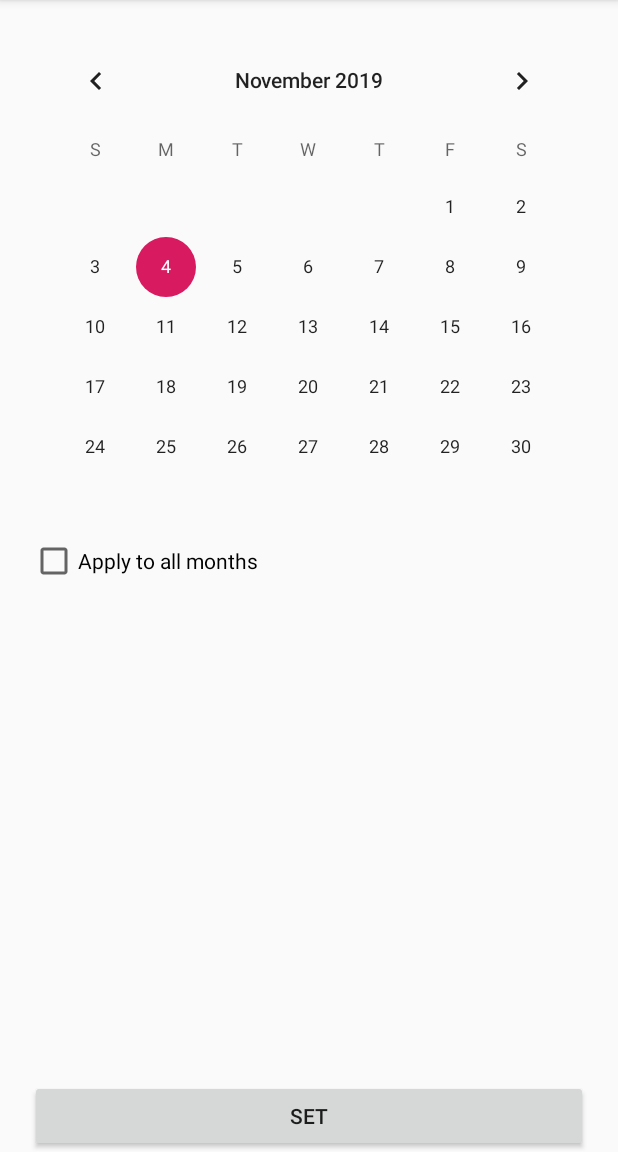
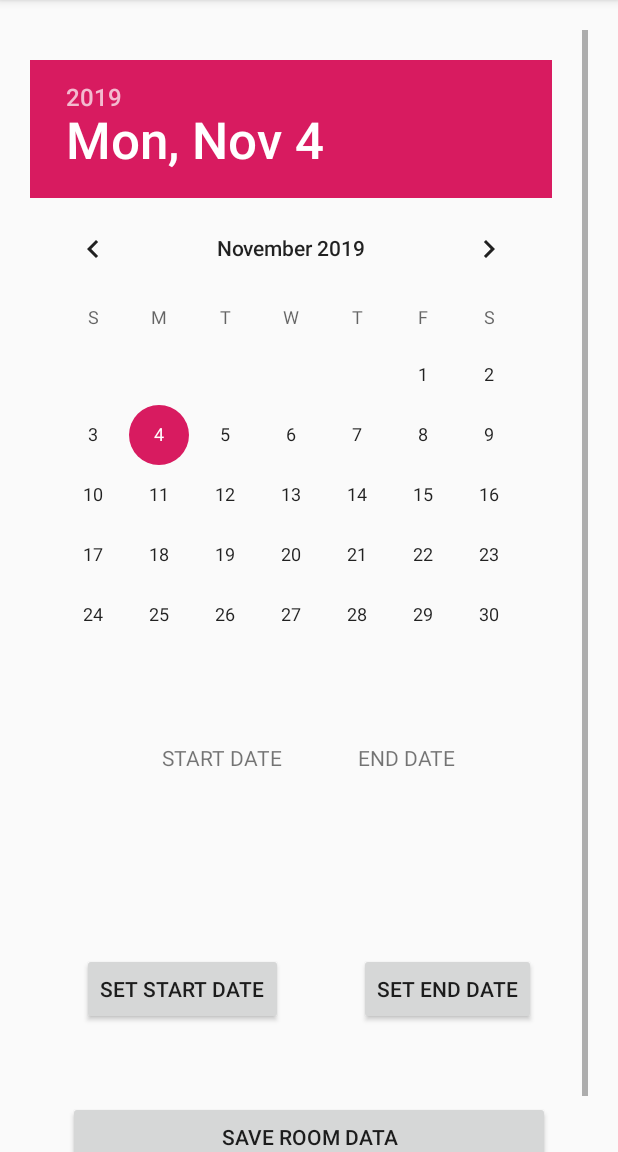
Before and after one commit to rohmat97/TA, an Android app: the SetAvaliabilityActivity screen opened directly, with no data from a screen before it, on a phone screen of 412 x 824 dp, the part 84-1236 px from its top. Run offline under Robolectric (Android 15) with nearby library versions, the phone set to English and light mode, and no system bars; our stand-ins replace ButterKnife; network calls fail.

Commit message:
add new feature

```diff
--- a/Android-Development-TA/InnStant_v0/app/src/main/AndroidManifest.xml
+++ b/Android-Development-TA/InnStant_v0/app/src/main/AndroidManifest.xml
@@ -24,12 +24,6 @@
         </activity>
         <activity
             android:name=".ui.Auth.SignUpActivity"
-            android:theme="@style/AppTheme.NoActionBar" />
-        <activity
-            android:name=".ui.Dashboard.DashboardMessageActivity"
-            android:theme="@style/AppTheme.NoActionBar" />
-        <activity
-            android:name=".ui.Dashboard.DashboardNotificationActivity"
             android:theme="@style/AppTheme.NoActionBar" />
         <activity android:name=".ui.Rent.ApprovalActivity" />
         <activity android:name=".ui.Rent.SelectDateActivity" />
--- a/Android-Development-TA/InnStant_v0/app/src/main/java/com/example/innstant/ui/HostRoom/SetAvaliabilityActivity.java
+++ b/Android-Development-TA/InnStant_v0/app/src/main/java/com/example/innstant/ui/HostRoom/SetAvaliabilityActivity.java
@@ -4,28 +4,56 @@ import android.content.Intent;
 import android.os.Bundle;
 import android.view.View;
 import android.widget.Button;
+import android.widget.DatePicker;
+import android.widget.TextView;
 
 import androidx.appcompat.app.AppCompatActivity;
 
 import com.example.innstant.R;
 import com.example.innstant.ui.DashboardActivity;
-import com.example.innstant.ui.RoomListed.ListedRoomActivity;
+
+import butterknife.BindView;
+import butterknife.ButterKnife;
 
 public class SetAvaliabilityActivity extends AppCompatActivity {
-    Button set ;
+    @BindView(R.id.datePicker1)
+    DatePicker datePicker1;
+    @BindView(R.id.start)
+    TextView start;
+    @BindView(R.id.end)
+    TextView end;
+    @BindView(R.id.startDate)
+    Button startDate;
+    @BindView(R.id.endDate)
+    Button endDate;
+    @BindView(R.id.save)
+    Button save;
+
     @Override
     protected void onCreate(Bundle savedInstanceState) {
         super.onCreate(savedInstanceState);
         setContentView(R.layout.activity_set_avaliability);
-        set = (Button) findViewById(R.id.setCalendar);
-        set.setOnClickListener(new View.OnClickListener() {
+        ButterKnife.bind(this);
+        startDate.setOnClickListener(new View.OnClickListener() {
+            @Override
+            public void onClick(View v) {
+                start.setText("Selected Date: "+ datePicker1.getDayOfMonth()+"/"+ (datePicker1.getMonth() + 1)+"/"+datePicker1.getYear());
+            }
+        });
+        endDate.setOnClickListener(new View.OnClickListener() {
+            @Override
+            public void onClick(View v) {
+                end.setText("Selected Date: "+ datePicker1.getDayOfMonth()+"/"+ (datePicker1.getMonth() + 1)+"/"+datePicker1.getYear());
+            }
+        });
+        save.setOnClickListener(new View.OnClickListener() {
             @Override
             public void onClick(View view) {
                 Intent intent = new Intent(SetAvaliabilityActivity.this, DashboardActivity.class);
                 startActivity(intent);
                 Bundle bundle = getIntent().getExtras();
                 String json1 = bundle.getString("email");
-                intent.putExtra("email",json1);
+                intent.putExtra("email", json1);
                 finish();
             }
         });
--- a/Android-Development-TA/InnStant_v0/app/src/main/java/com/example/innstant/ui/HostRoom/SetRoomPricingActivity.java
+++ b/Android-Development-TA/InnStant_v0/app/src/main/java/com/example/innstant/ui/HostRoom/SetRoomPricingActivity.java
@@ -97,7 +97,7 @@ public class SetRoomPricingActivity extends AppCompatActivity {
         try {
             JSONObject param = new JSONObject(paramString);
 
-            JsonObjectRequest jsonobj = new JsonObjectRequest(Request.Method.PATCH, url, param,
+            JsonObjectRequest jsonobj = new JsonObjectRequest(Request.Method.POST, url, param,
                     new Response.Listener<JSONObject>() {
                         @Override
                         public void onResponse(JSONObject response) {
--- a/Android-Development-TA/InnStant_v0/app/src/main/res/layout/activity_dashboard_message.xml
+++ b/Android-Development-TA/InnStant_v0/app/src/main/res/layout/activity_dashboard_message.xml
@@ -4,7 +4,7 @@
     xmlns:tools="http://schemas.android.com/tools"
     android:layout_width="match_parent"
     android:layout_height="match_parent"
-    tools:context=".ui.Dashboard.DashboardMessageActivity">
+    tools:context=".ui.Dashboard.ui.NotificationActivity">
 
     <com.google.android.material.appbar.AppBarLayout
         android:layout_width="match_parent"
--- a/Android-Development-TA/InnStant_v0/app/src/main/res/layout/activity_main.xml
+++ b/Android-Development-TA/InnStant_v0/app/src/main/res/layout/activity_main.xml
@@ -19,7 +19,7 @@
         android:layout_height="match_parent"
         android:layout_gravity="start"
         android:fitsSystemWindows="true"
-        app:headerLayout="@layout/nav_header_main"
+        app:headerLayout="@layout/nav_header"
         app:menu="@menu/activity_main_drawer" />
 
 </androidx.drawerlayout.widget.DrawerLayout>
--- a/Android-Development-TA/InnStant_v0/app/src/main/res/layout/activity_rent_room.xml
+++ b/Android-Development-TA/InnStant_v0/app/src/main/res/layout/activity_rent_room.xml
@@ -19,7 +19,7 @@
         android:layout_height="match_parent"
         android:layout_gravity="start"
         android:fitsSystemWindows="true"
-        app:headerLayout="@layout/nav_header_rent_room"
+        app:headerLayout="@layout/nav_header"
         app:menu="@menu/activity_rent_room_drawer" />
 
 </androidx.drawerlayout.widget.DrawerLayout>
--- a/Android-Development-TA/InnStant_v0/app/src/main/res/layout/activity_room_hosting.xml
+++ b/Android-Development-TA/InnStant_v0/app/src/main/res/layout/activity_room_hosting.xml
@@ -19,7 +19,7 @@
         android:layout_height="match_parent"
         android:layout_gravity="start"
         android:fitsSystemWindows="true"
-        app:headerLayout="@layout/nav_header_room_hosting"
+        app:headerLayout="@layout/nav_header"
         app:menu="@menu/activity_room_hosting_drawer" />
 
 </androidx.drawerlayout.widget.DrawerLayout>
--- a/Android-Development-TA/InnStant_v0/app/src/main/res/layout/activity_set_avaliability.xml
+++ b/Android-Development-TA/InnStant_v0/app/src/main/res/layout/activity_set_avaliability.xml
@@ -7,29 +7,79 @@
     tools:context=".ui.HostRoom.SetAvaliabilityActivity"
     android:layout_marginRight="20dp"
     android:layout_marginTop="20dp"
-    android:layout_marginLeft="20dp">
+    android:layout_marginLeft="20dp"
+    android:orientation="vertical">
+<ScrollView
+    android:layout_width="match_parent"
+    android:layout_height="wrap_content">
 <LinearLayout
     android:layout_width="match_parent"
     android:layout_height="match_parent"
     android:orientation="vertical">
-    <CalendarView
+    <DatePicker
+        android:id="@+id/datePicker1"
         android:layout_width="match_parent"
-        android:layout_height="wrap_content"></CalendarView>
-    <CheckBox
-        android:id="@+id/allMonth"
-        android:layout_width="wrap_content"
         android:layout_height="wrap_content"
-        android:text="Apply to all months"/>
-<LinearLayout
-    android:layout_width="match_parent"
-    android:layout_height="match_parent">
+        android:layout_centerHorizontal="true"
+        android:layout_marginTop="20dp" />
+    <LinearLayout
+        android:layout_width="match_parent"
+        android:layout_height="wrap_content"
+        android:orientation="horizontal"
+        android:gravity="center_horizontal">
+        <TextView
+            android:layout_margin="25dp"
+            android:text="START DATE"
+            android:layout_width="wrap_content"
+            android:layout_height="wrap_content" />
+        <TextView
+            android:layout_margin="25dp"
+            android:text="END DATE"
+            android:layout_width="wrap_content"
+            android:layout_height="wrap_content" />
+    </LinearLayout>
+    <LinearLayout
+        android:layout_width="match_parent"
+        android:layout_height="wrap_content"
+        android:orientation="horizontal"
+        android:gravity="center">
+        <TextView
+            android:layout_margin="25dp"
+            android:id="@+id/start"
+            android:layout_width="wrap_content"
+            android:layout_height="wrap_content" />
+
+        <TextView
+            android:id="@+id/end"
+            android:layout_width="wrap_content"
+            android:layout_height="wrap_content"
+            android:layout_margin="25dp" />
+    </LinearLayout>
+    <LinearLayout
+        android:layout_width="match_parent"
+        android:layout_height="wrap_content"
+        android:orientation="horizontal"
+        android:gravity="center">
+        <Button
+            android:layout_margin="25dp"
+            android:id="@+id/startDate"
+            android:text="SET START DATE"
+            android:layout_width="wrap_content"
+            android:layout_height="wrap_content" />
+        <Button
+            android:layout_margin="25dp"
+            android:id="@+id/endDate"
+            android:text="SET END DATE"
+            android:layout_width="wrap_content"
+            android:layout_height="wrap_content" />
+    </LinearLayout>
     <Button
-        android:id="@+id/setCalendar"
-        android:text="SET"
-        android:layout_gravity="bottom"
+        android:layout_margin="25dp"
+        android:id="@+id/save"
+        android:text="SAVE ROOM DATA"
         android:layout_width="match_parent"
-        android:layout_height="wrap_content" />
-</LinearLayout>
+        android:layout_height="match_parent"/>
 
 </LinearLayout>
+</ScrollView>
 </androidx.constraintlayout.widget.ConstraintLayout>
--- a/Android-Development-TA/InnStant_v0/app/src/main/res/layout/nav_header_main.xml
+++ b/Android-Development-TA/InnStant_v0/app/src/main/res/layout/nav_header.xml
@@ -21,6 +21,7 @@
         app:srcCompat="@mipmap/ic_launcher_round" />
 
     <TextView
+        android:id="@+id/namaUser"
         android:layout_width="match_parent"
         android:layout_height="wrap_content"
         android:paddingTop="@dimen/nav_header_vertical_spacing"
@@ -28,8 +29,8 @@
         android:textAppearance="@style/TextAppearance.AppCompat.Body1" />
 
     <TextView
-        android:id="@+id/textView"
-        android:layout_width="wrap_content"
+        android:id="@+id/emailUser"
+        android:layout_width="match_parent"
         android:layout_height="wrap_content"
         android:text="@string/nav_header_subtitle" />
 
```
Also changed, not shown: Android-Development-TA/InnStant_v0/app/src/main/java/com/example/innstant/ui/DashboardActivity.java (+37 -39 lines), Android-Development-TA/InnStant_v0/app/src/main/java/com/example/innstant/ui/Rent/ApprovalActivity.java (+41 -4 lines), Android-Development-TA/InnStant_v0/app/src/main/res/layout/activity_approval.xml (+8 -8 lines), Android-Development-TA/InnStant_v0/app/src/main/res/layout/nav_header_rent_room.xml (deleted, +0 -36 lines), Android-Development-TA/InnStant_v0/app/src/main/res/layout/nav_header_room_hosting.xml (deleted, +0 -36 lines), Android-Development-TA/InnStant_v0/app/src/main/res/menu/activity_main_drawer.xml (+7 -0 lines), Android-Development-TA/InnStant_v0/app/src/main/res/menu/main.xml (+0 -8 lines).
